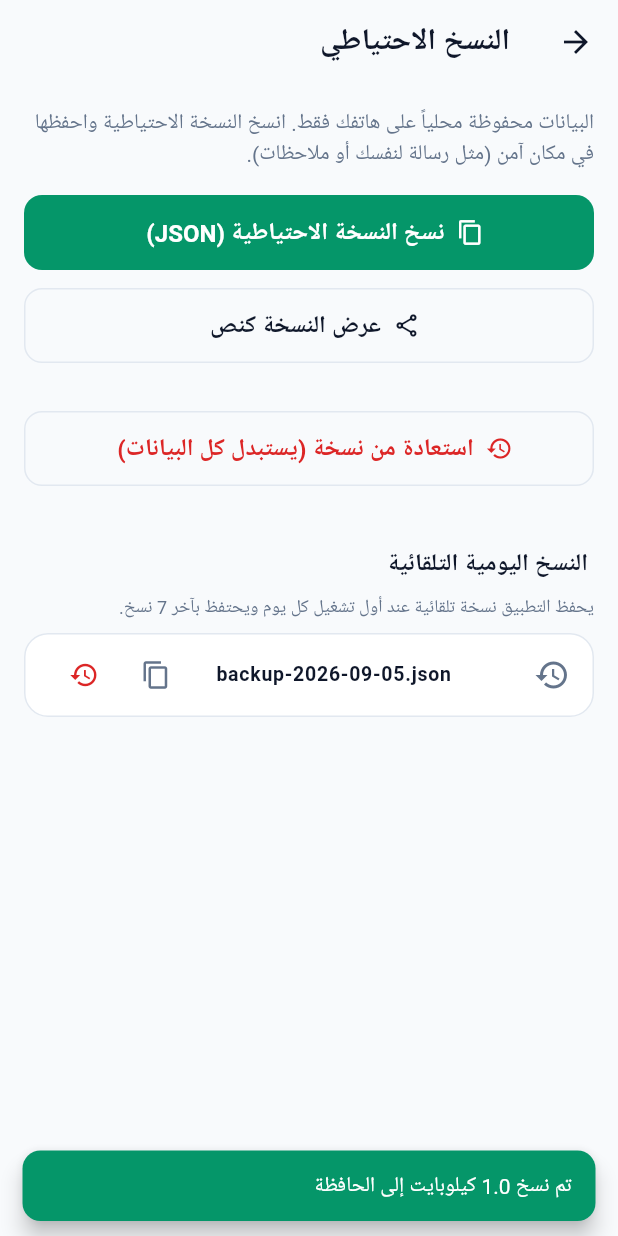
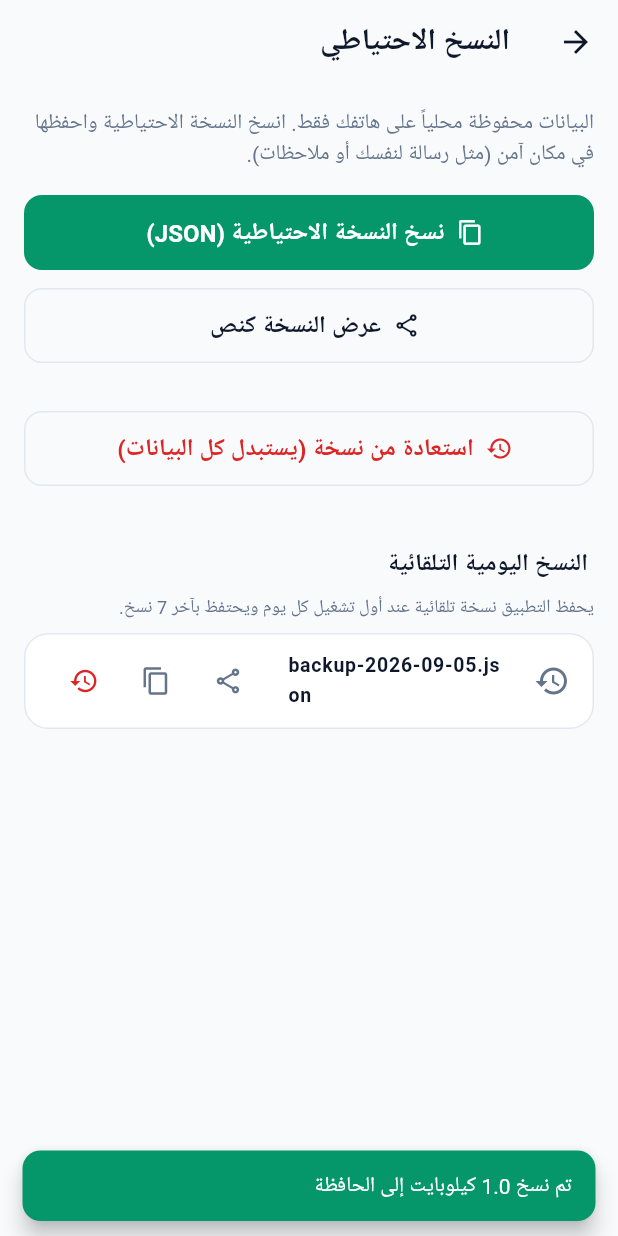
Before and after one commit to MoTechSys/mohanad-web-app-2, a Flutter app: the BackupScreen screen opened directly, after a tap on "نسخ النسخة الاحتياطية (JSON)", on a phone screen of 412 x 824 dp. Run offline on Flutter 3.47's test engine with Material 3 defaults, Android fonts, the phone set to English and light mode, and no system bars; our stand-ins replace hive_flutter, image_picker, pdf, printing, share_plus; missing offline and left inert: excel, mobile_scanner; accounts and stored records are empty.

Commit message:
feat: مشاركة النسخة الاحتياطية التلقائية لواتساب/درايف من قائمة النسخ — ShareService.shareFile + اختبار (144/144)

```diff
--- a/lib/features/more/more_screen.dart
+++ b/lib/features/more/more_screen.dart
@@ -377,6 +377,12 @@ class _BackupScreenState extends State<BackupScreen> {
                     style: const TextStyle(fontWeight: FontWeight.w600, fontSize: 13)),
                 trailing: Row(mainAxisSize: MainAxisSize.min, children: [
                   IconButton(
+                    tooltip: 'مشاركة (واتساب/درايف)',
+                    icon: const Icon(Icons.share_outlined, size: 20),
+                    onPressed: () => app.share.shareFile(f,
+                        text: 'نسخة احتياطية — دفتر البقالة'),
+                  ),
+                  IconButton(
                     tooltip: 'نسخ للحافظة',
                     icon: const Icon(Icons.copy, size: 20),
                     onPressed: () async {
```
Also changed, not shown: lib/data/export/share_service.dart (+13 -0 lines), 4 other files.
